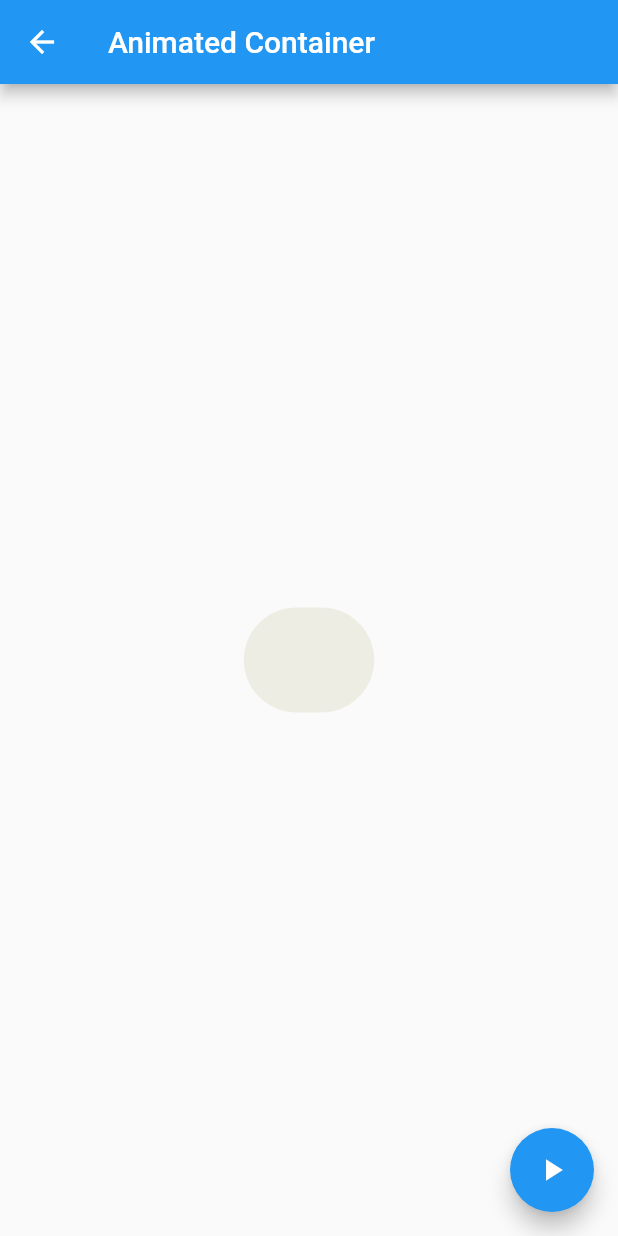
After one commit to ingscomarmr/flutter_practicas, a Flutter app: the AnimatedPage screen opened by its route, after a tap on the "play arrow" icon, on a phone screen of 412 x 824 dp. The commit adds this screen. Run offline on Flutter 3.47's test engine with Material 2 defaults, Android fonts, the phone set to English and light mode, and no system bars.

Commit message:
Agregar un animated StateFulWidget

```diff
--- a/data/menu_opts.json
+++ b/data/menu_opts.json
@@ -15,6 +15,11 @@
             "ruta" : "card",
             "icon" : "folder_open",
             "texto": "Cards - Tarjetas"
+        },
+        {
+            "ruta" : "animatedContainer",
+            "icon" : "donut_large",
+            "texto": "Animated  Container"
         }
     ]
 }
--- /dev/null
+++ b/lib/src/pages/animated_page.dart
@@ -0,0 +1,62 @@
+
+import 'dart:math';
+
+import 'package:flutter/material.dart';
+
+class AnimatedPage extends StatefulWidget {
+  @override
+  _AnimatedPageState createState() => _AnimatedPageState();
+}
+
+class _AnimatedPageState extends State<AnimatedPage> {
+
+  double _width = 50.0;
+  double _heigth = 50.0;
+  Color _color = Colors.green;
+  BorderRadiusGeometry _borderRadiusGeometry = BorderRadius.circular(8.0);
+
+  @override
+  Widget build(BuildContext context) {
+    return Scaffold(
+      appBar: AppBar(
+        title: Text('Animated Container'),
+      ),
+      body: Center(
+        child: AnimatedContainer( //un continer por un animatedcontainer solo requiere un duration.
+          duration: Duration(seconds: 1),
+          curve: Curves.fastOutSlowIn, //para animacion predefinida
+          height: _heigth,
+          width: _width,
+          decoration: BoxDecoration(
+            borderRadius: _borderRadiusGeometry,
+            color: _color,
+          ),
+        ),
+      ),
+      floatingActionButton: FloatingActionButton(
+        onPressed: _repintarAnimacion,
+        child: Icon(Icons.play_arrow),
+      ),
+    );
+  }
+
+  void _repintarAnimacion(){
+
+    final ramdom = Random(); //para numeros aleatorios
+
+    //el metodo setState es necesario para repintar el widget
+    setState(() {
+      _heigth += ramdom.nextInt(100).toDouble();
+      _width += ramdom.nextInt(50).toDouble();
+      _color = Color.fromARGB(
+        ramdom.nextInt(255),
+        ramdom.nextInt(255),
+        ramdom.nextInt(255),
+        1);
+      _borderRadiusGeometry = BorderRadius.circular(ramdom.nextInt(255).toDouble());
+
+    });
+  }
+
+
+}
--- a/lib/src/utils/icono_string_util.dart
+++ b/lib/src/utils/icono_string_util.dart
@@ -6,6 +6,7 @@ final _icons = <String,IconData>{
   'add_alert': Icons.add_alert,
   'accessibility': Icons.accessibility,
   'folder_open' : Icons.folder_open,
+  'donut_large' : Icons.donut_large,
 };
 
 Icon getIcon(String nombreIcono){
```
Also changed, not shown: lib/src/routes/routes.dart (+6 -4 lines), lib/src/utils/pages/home_page.dart (deleted, +0 -74 lines).
